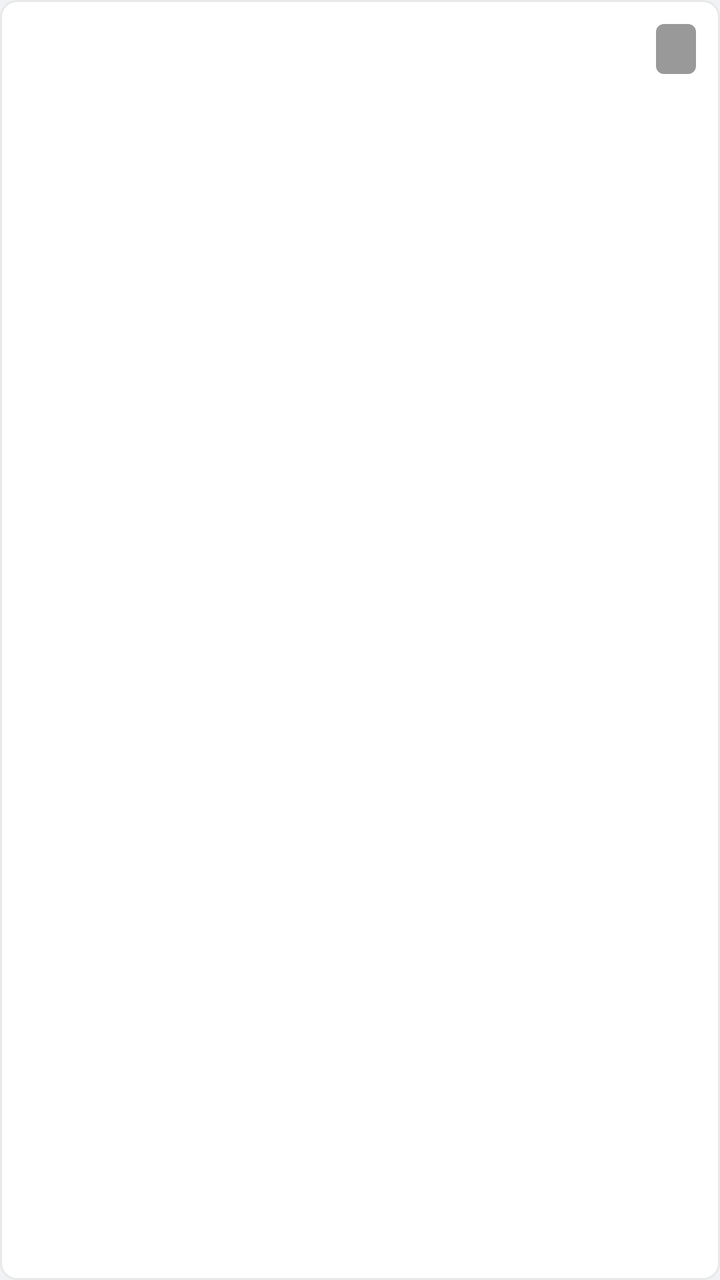
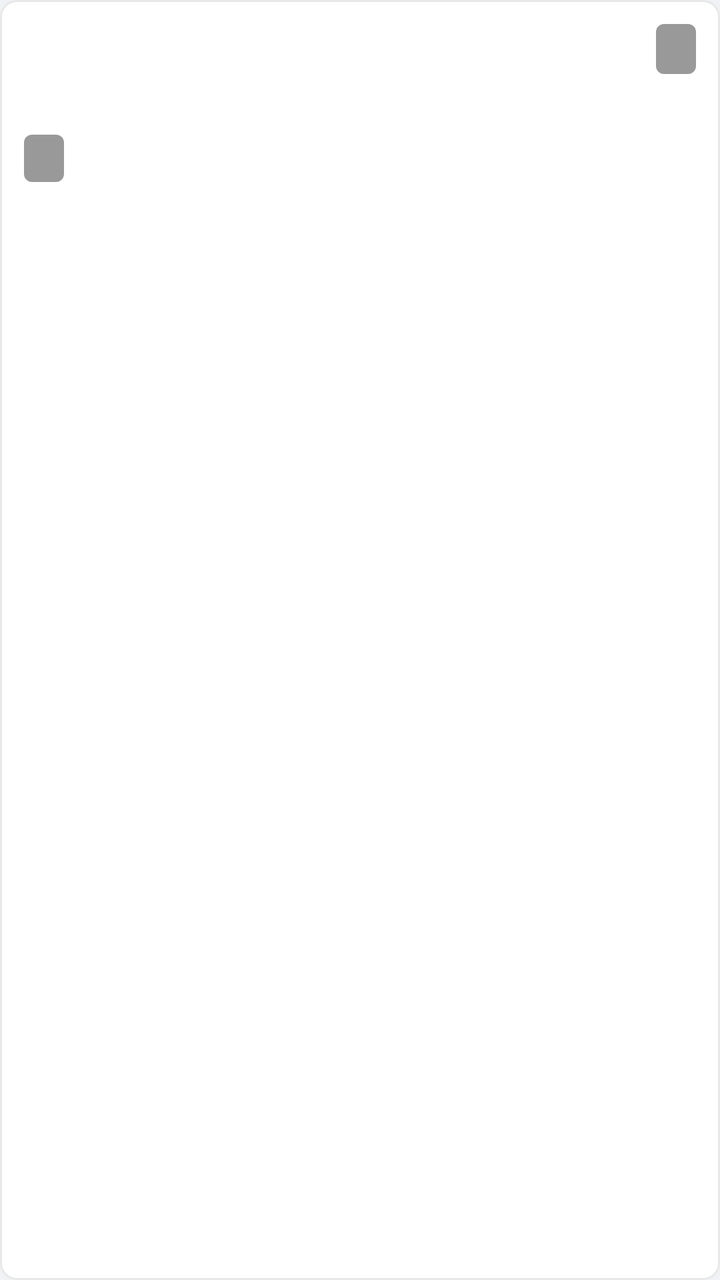

The first picture is an Android layout as it rendered before a commit; the second is the same layout after the commit. The layout source and the unified diff follow.
<!-- AndroidManifest.xml: application theme Theme.XghApp -->
<!-- res/layout/item_inspection.xml -->
<?xml version="1.0" encoding="utf-8"?>
<LinearLayout xmlns:android="http://schemas.android.com/apk/res/android"
    android:layout_width="match_parent"
    android:layout_height="wrap_content"
    android:layout_margin="8dp"
    android:background="@drawable/bg_card"
    android:orientation="vertical">

    <ImageView
        android:id="@+id/ivPhoto"
        android:layout_width="match_parent"
        android:layout_height="wrap_content"
        android:adjustViewBounds="true"
        android:contentDescription="@string/history_title"
        android:scaleType="fitCenter" />

    <LinearLayout
        android:layout_width="match_parent"
        android:layout_height="wrap_content"
        android:orientation="vertical"
        android:padding="12dp">

        <LinearLayout
            android:layout_width="match_parent"
            android:layout_height="wrap_content"
            android:gravity="center_vertical"
            android:orientation="horizontal">

            <TextView
                android:id="@+id/tvRoom"
                style="@style/TextBig"
                android:layout_width="0dp"
                android:layout_height="wrap_content"
                android:layout_weight="1"
                android:textStyle="bold" />

            <TextView
                android:id="@+id/tvSeverity"
                android:layout_width="wrap_content"
                android:layout_height="wrap_content"
                android:background="@drawable/bg_badge"
                android:paddingHorizontal="10dp"
                android:paddingVertical="3dp"
                android:textColor="@color/white"
                android:textSize="14sp" />
        </LinearLayout>

        <TextView
            android:id="@+id/tvMeta"
            style="@style/TextSub"
            android:layout_width="wrap_content"
            android:layout_height="wrap_content"
            android:layout_marginTop="4dp" />

        <TextView
            android:id="@+id/tvNote"
            style="@style/TextBig"
            android:layout_width="match_parent"
            android:layout_height="wrap_content"
            android:layout_marginTop="6dp"
            android:lineSpacingExtra="3dp"
            android:visibility="gone" />
    </LinearLayout>
</LinearLayout>
<!-- resources referenced by this layout -->
<resources>
  <color name="white">#FFFFFF</color>
  <!-- drawable bg_badge (drawable) -->
  <?xml version="1.0" encoding="utf-8"?>
  <shape xmlns:android="http://schemas.android.com/apk/res/android">
      <solid android:color="@color/info_neutral" />
      <corners android:radius="4dp" />
  </shape>
  <!-- drawable bg_card (drawable) -->
  <?xml version="1.0" encoding="utf-8"?>
  <shape xmlns:android="http://schemas.android.com/apk/res/android">
      <solid android:color="@color/white" />
      <corners android:radius="8dp" />
      <stroke android:width="1dp" android:color="@color/border_base" />
  </shape>
  <string name="history_title">历史上报</string>
  <style name="TextBig">
          <item name="android:textSize">18sp</item>
          <item name="android:textColor">@color/text_main</item>
      </style>
  <style name="TextSub">
          <item name="android:textSize">15sp</item>
          <item name="android:textColor">@color/text_sub</item>
      </style>
  <style name="Theme.XghApp" parent="Theme.Material3.Light.NoActionBar">
          <item name="colorPrimary">@color/brand_primary</item>
          <item name="colorOnPrimary">@color/white</item>
          <item name="colorPrimaryContainer">@color/brand_surface</item>
          <item name="android:statusBarColor">@color/brand_dark</item>
          <item name="android:windowBackground">@color/brand_surface</item>
      </style>
  <color name="info_neutral">#999999</color>
  <color name="border_base">#E8E8E8</color>
  <color name="text_main">#333333</color>
  <color name="text_sub">#666666</color>
  <color name="brand_primary">#1A1D29</color>
  <color name="brand_surface">#F0F2F5</color>
  <color name="brand_dark">#1A1D29</color>
</resources>

<!-- the commit's change to res/layout/item_inspection.xml (unified diff, before → after) -->
@@ -4,6 +4,9 @@
     android:layout_height="wrap_content"
     android:layout_margin="8dp"
     android:background="@drawable/bg_card"
+    android:clickable="true"
+    android:focusable="true"
+    android:foreground="?attr/selectableItemBackground"
     android:orientation="vertical">
 
     <ImageView
@@ -53,6 +56,17 @@
             android:layout_marginTop="4dp" />
 
         <TextView
+            android:id="@+id/tvAiBadge"
+            android:layout_width="wrap_content"
+            android:layout_height="wrap_content"
+            android:layout_marginTop="6dp"
+            android:background="@drawable/bg_badge"
+            android:paddingHorizontal="10dp"
+            android:paddingVertical="3dp"
+            android:textColor="@color/white"
+            android:textSize="13sp" />
+
+        <TextView
             android:id="@+id/tvNote"
             style="@style/TextBig"
             android:layout_width="match_parent"
